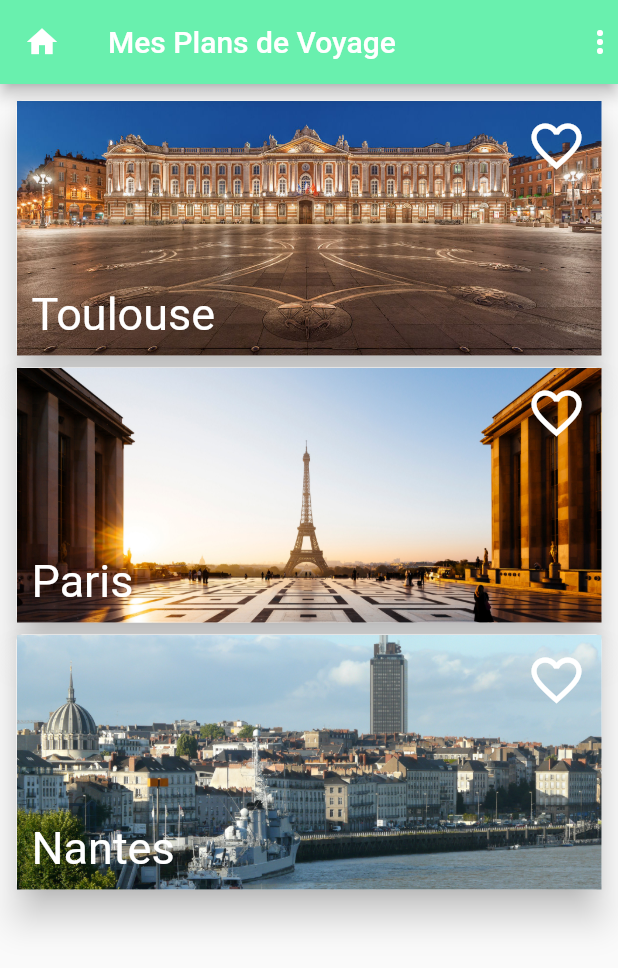
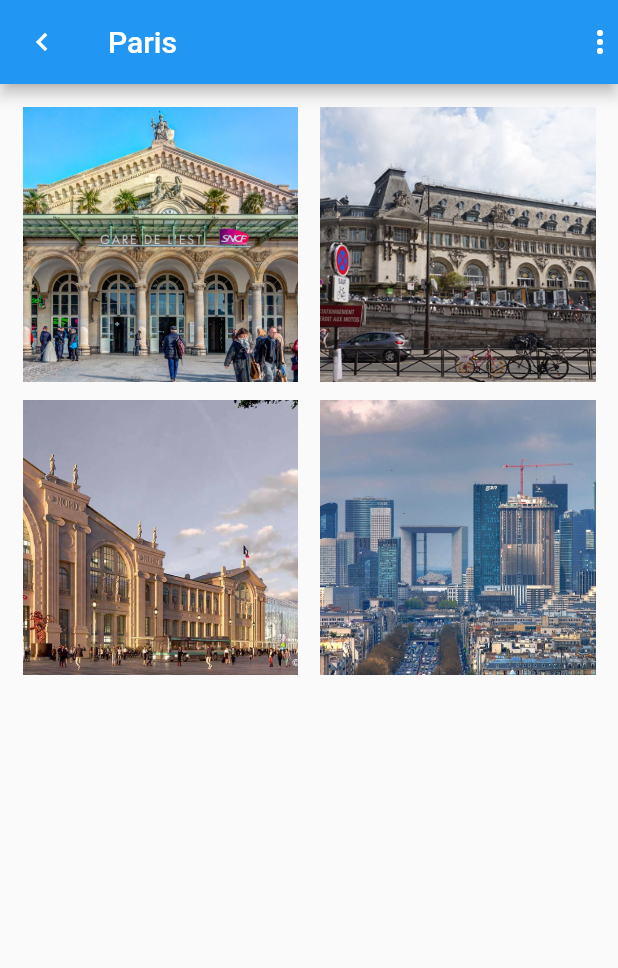
Before and after one commit to abakarabdelsalam/Projet, a Flutter app: the screen it shows after launch, on a phone screen of 412 x 824 dp. Shown: the top 968 px of the screen. Run offline on Flutter 3.47's test engine with Material 2 defaults, Android fonts, the phone set to English and light mode, and no system bars.

Commit message:
Listes des activités

```diff
--- /dev/null
+++ b/lib/data/data.dart
@@ -0,0 +1,24 @@
+import 'package:PlningVyage/models/activity.model.dart';
+
+List<Activity> activities = [
+  Activity(
+      image: 'assets/images/activities/gare de lest.jpeg',
+      name: 'gare de lest',
+      id: 'a1',
+      ville: 'Paris'),
+  Activity(
+      image: 'assets/images/activities/gare de lyon.jpg',
+      name: 'gare de lyon',
+      id: 'a2',
+      ville: 'Paris'),
+  Activity(
+      image: 'assets/images/activities/gare du nord.jpg',
+      name: 'gare du nord',
+      id: 'a3',
+      ville: 'Paris'),
+  Activity(
+      image: 'assets/images/activities/La_Défense_de_Paris_1gen.jpg',
+      name: 'La_Défense_de_Paris_1gen.jpg',
+      id: 'a4',
+      ville: 'Paris'),
+];
--- a/lib/main.dart
+++ b/lib/main.dart
@@ -1,12 +1,12 @@
 import 'package:flutter/material.dart';
 
-import 'home.dart';
+import 'views/ville/ville.dart';
 
 void main() => runApp(PlansVoyage());
 
 class PlansVoyage extends StatelessWidget {
   @override
   Widget build(BuildContext context) {
-    return MaterialApp(debugShowCheckedModeBanner: false, home: Home());
+    return MaterialApp(debugShowCheckedModeBanner: false, home: Ville());
   }
 }
--- /dev/null
+++ b/lib/models/activity.model.dart
@@ -0,0 +1,8 @@
+class Activity {
+  String name;
+  String image;
+  String id;
+  String ville;
+
+  Activity({this.name, this.image, this.id, this.ville});
+}
--- a/lib/home.dart
+++ b/lib/views/home/home.dart
@@ -1,6 +1,5 @@
+import 'package:PlningVyage/views/widgets/ville_card.dart';
 import 'package:flutter/material.dart';
-
-import 'ville_card.dart';
 
 class Home extends StatefulWidget {
   @override
--- /dev/null
+++ b/lib/views/ville/ville.dart
@@ -0,0 +1,37 @@
+import 'package:PlningVyage/models/activity.model.dart';
+import 'package:flutter/material.dart';
+
+import '../../data/data.dart' as data;
+import 'widgets/activity_card.dart';
+
+class Ville extends StatefulWidget {
+  final List<Activity> activities = data.activities;
+  @override
+  _VilleState createState() => _VilleState();
+}
+
+class _VilleState extends State<Ville> {
+  @override
+  Widget build(BuildContext context) {
+    return Scaffold(
+      appBar: AppBar(
+        leading: Icon(Icons.chevron_left),
+        title: Text('Paris'),
+        actions: <Widget>[
+          Icon(Icons.more_vert),
+        ],
+      ),
+      body: Container(
+        padding: EdgeInsets.all(10),
+        child: GridView.count(
+          crossAxisCount: 2,
+          mainAxisSpacing: 2,
+          crossAxisSpacing: 5,
+          children: widget.activities
+              .map((activity) => ActivityCard(activity: activity))
+              .toList(),
+        ),
+      ),
+    );
+  }
+}
--- /dev/null
+++ b/lib/views/ville/widgets/activity_card.dart
@@ -0,0 +1,20 @@
+import 'package:PlningVyage/models/activity.model.dart';
+import 'package:flutter/material.dart';
+
+class ActivityCard extends StatelessWidget {
+  final Activity activity;
+
+  ActivityCard({this.activity});
+
+  @override
+  Widget build(BuildContext context) {
+    return Container(
+      width: double.infinity,
+      child: Image.asset(
+        activity.image,
+        fit: BoxFit.cover,
+      ),
+      margin: EdgeInsets.all(5),
+    );
+  }
+}
--- a/pubspec.yaml
+++ b/pubspec.yaml
@@ -44,6 +44,7 @@ flutter:
   # To add assets to your application, add an assets section, like this:
   assets:
     - assets/images/
+    - assets/images/activities/
   #   - images/a_dot_ham.jpeg
   # An image asset can refer to one or more resolution-specific "variants", see
   # https://flutter.dev/assets-and-images/#resolution-aware.
```
Also changed, not shown: assets/images/activities/La_Défense_de_Paris_1gen.jpg (added), assets/images/activities/gare de lest.jpeg (added), assets/images/activities/gare de lyon.jpg (added), assets/images/activities/gare du nord.jpg (added), lib/views/home/views/ville/ville.dart (added), lib/views/home/widgets/ville_card.dart (added), lib/views/widgets/ville_card.dart (renamed from lib/ville_card.dart).
